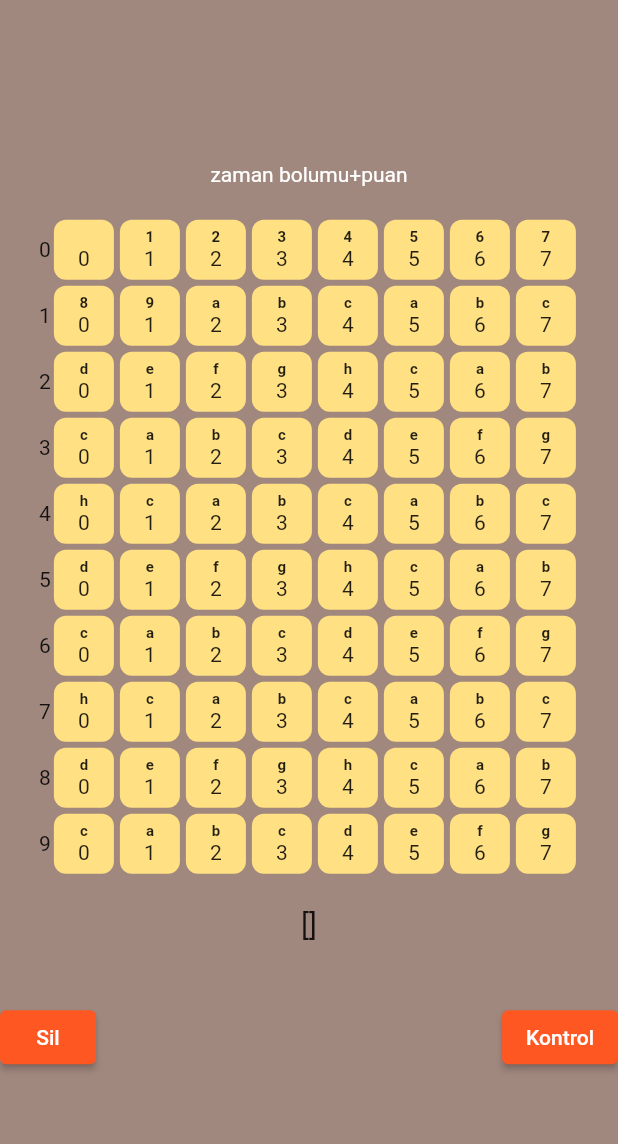
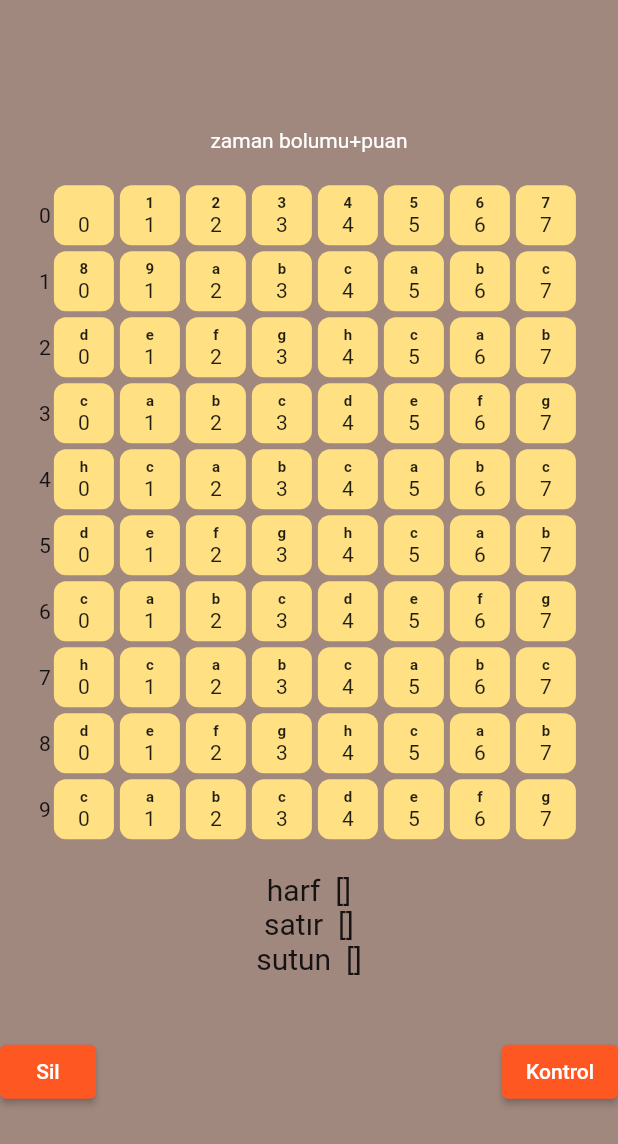
Before and after one commit to silassnbr/Flutter-Word-Game, a Flutter app: the GameScreen screen opened directly, on a phone screen of 412 x 824 dp. Shown: the top 1144 px of the screen. Run offline on Flutter 3.47's test engine with Material 2 defaults, Android fonts, the phone set to English and light mode, and no system bars; missing offline and left inert: dart:ffi.

Commit message:
satır sutun sayıları dızıye atanıp assagı yazdırıldı.

```diff
--- a/word_game/lib/gamePage.dart
+++ b/word_game/lib/gamePage.dart
@@ -40,13 +40,13 @@ class _GamePageState extends State<GamePage> {
                     if (secilme[rowIndex * 8 + colIndex] == false) {
                       secilme[rowIndex * 8 + colIndex] = true;
                       setState(() {
-                        widget.game.insertWord(entry.value);
+                        widget.game.insertWord(entry.value, rowIndex, colIndex);
                         print(rowIndex * 8 + colIndex);
                       });
                     } else {
                       setState(() {
                         secilme[rowIndex * 8 + colIndex] = false;
-                        widget.game.deleteWord(entry.value);
+                        widget.game.deleteWord(entry.value, rowIndex, colIndex);
                         print(rowIndex * 8 + colIndex);
                       });
                     }
@@ -83,7 +83,15 @@ class _GamePageState extends State<GamePage> {
         }).toList(),
         SizedBox(height: 20.0),
         Text(
-          widget.game.user_word.toString(),
+          "harf  " + widget.game.user_word.toString(),
+          style: TextStyle(fontSize: 20),
+        ),
+        Text(
+          "satır  " + widget.game.satir.toString(),
+          style: TextStyle(fontSize: 20),
+        ),
+        Text(
+          "sutun  " + widget.game.sutun.toString(),
           style: TextStyle(fontSize: 20),
         ),
       ],
--- a/word_game/lib/wordle.dart
+++ b/word_game/lib/wordle.dart
@@ -1,3 +1,4 @@
+import 'dart:ffi';
 import 'dart:math';
 
 List<String> harfler = [
@@ -121,17 +122,24 @@ class WorldeGame {
   var wordsList = [];
   var filteredWordsList = [];
   List<String> user_word = [];
-
-  List<String> insertWord(word) {
+  List<int> satir = [];
+  List<int> sutun = [];
+  List<String> insertWord(word, row, col) {
     user_word.add(word);
+    satir.add(row);
+    sutun.add(col);
     print("eklendi ${user_word}");
     // search(user_word.toLowerCase());
     return user_word;
   }
 
-  List<String> deleteWord(word) {
+  List<String> deleteWord(word, row, col) {
     user_word.remove(word);
+    satir.remove(row);
+    sutun.remove(col);
+
     print("silindi ${user_word}");
+    print(satir);
     // search(user_word.toLowerCase());
     return user_word;
   }
```
